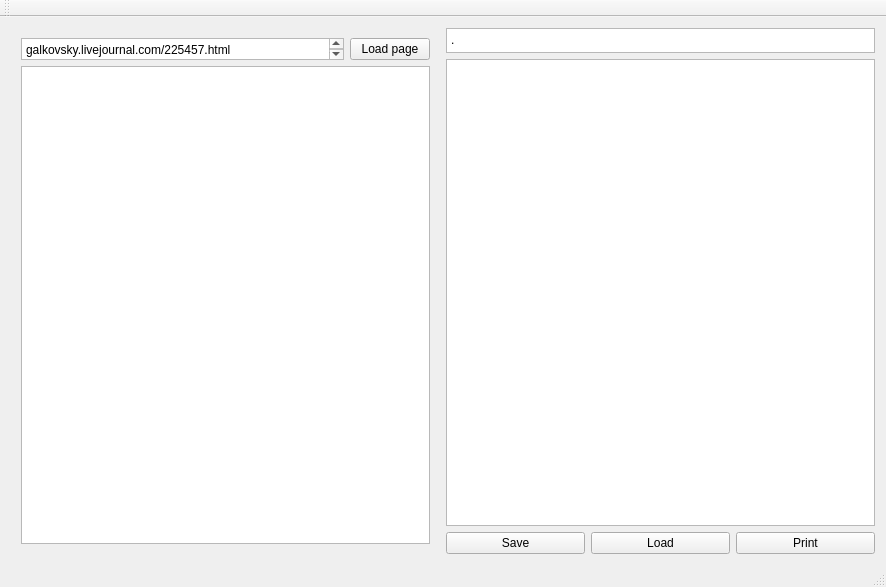
This is mainwindow.ui in Nyoh/ljd as Qt 5 draws it before an edit. The edited form follows.
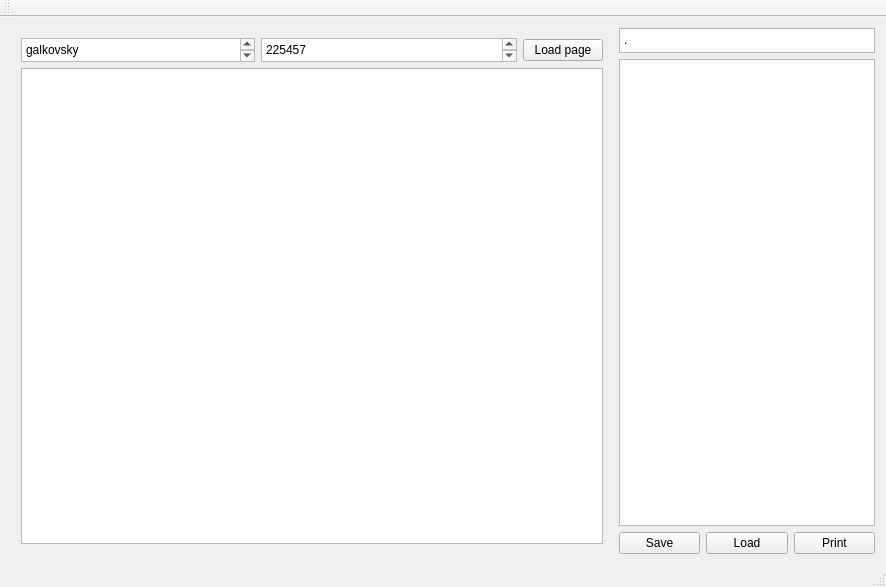
This is the edited form.

What changed in the file:
```diff
--- a/mainwindow.ui
+++ b/mainwindow.ui
@@ -32,17 +32,36 @@
          <number>10</number>
         </property>
         <item>
-         <layout class="QHBoxLayout" name="horizontalLayout" stretch="1,0">
+         <layout class="QHBoxLayout" name="horizontalLayout" stretch="1,0,0">
           <item>
            <widget class="QPlainTextEdit" name="urlText">
             <property name="sizePolicy">
-             <sizepolicy hsizetype="Ignored" vsizetype="Ignored">
+             <sizepolicy hsizetype="Expanding" vsizetype="Ignored">
               <horstretch>1</horstretch>
               <verstretch>1</verstretch>
              </sizepolicy>
             </property>
+            <property name="minimumSize">
+             <size>
+              <width>0</width>
+              <height>24</height>
+             </size>
+            </property>
             <property name="plainText">
-             <string>galkovsky.livejournal.com/225457.html</string>
+             <string>galkovsky</string>
+            </property>
+           </widget>
+          </item>
+          <item>
+           <widget class="QPlainTextEdit" name="numberText">
+            <property name="sizePolicy">
+             <sizepolicy hsizetype="Expanding" vsizetype="Ignored">
+              <horstretch>0</horstretch>
+              <verstretch>0</verstretch>
+             </sizepolicy>
+            </property>
+            <property name="plainText">
+             <string>225457</string>
             </property>
            </widget>
           </item>
```
Left out of the diff: 5 changed lines with no effect on the pictures.
